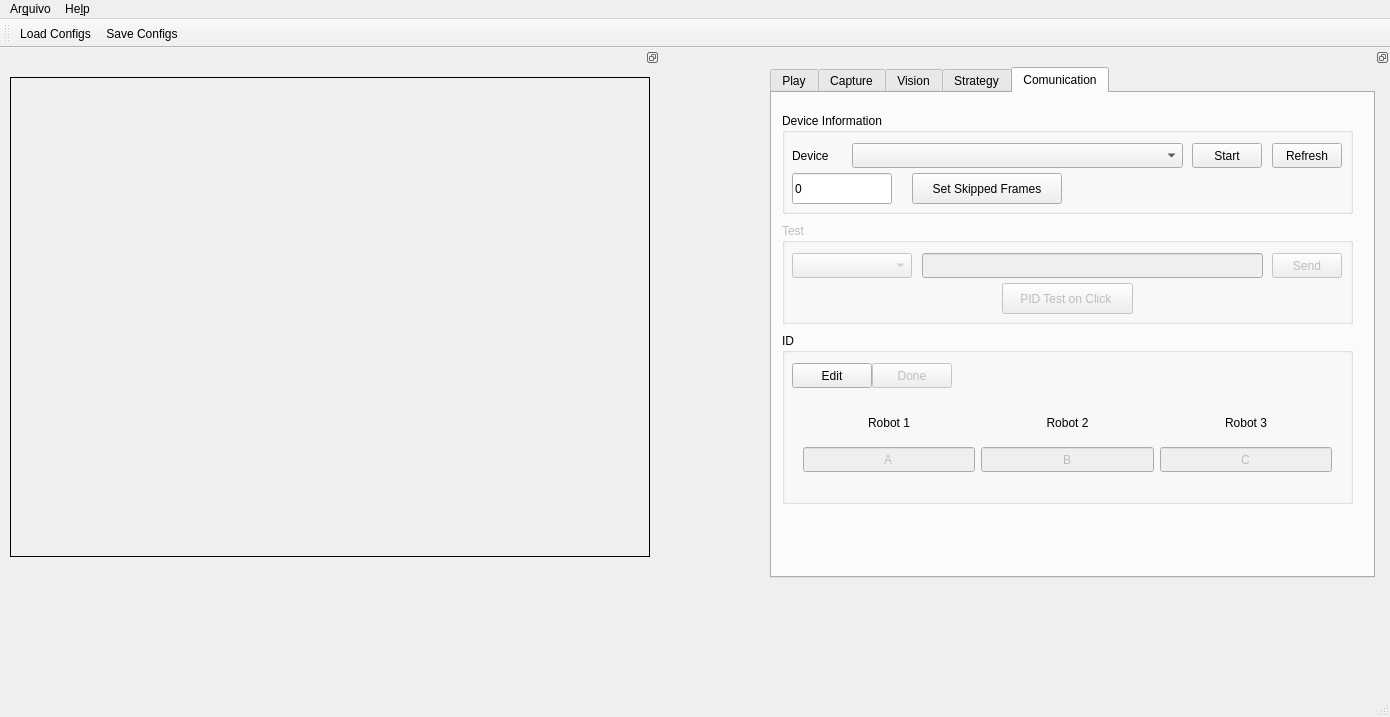
PEQUI-MEC/PY-VSSS-INF, file interface/mainwindow.ui: the form before one commit.
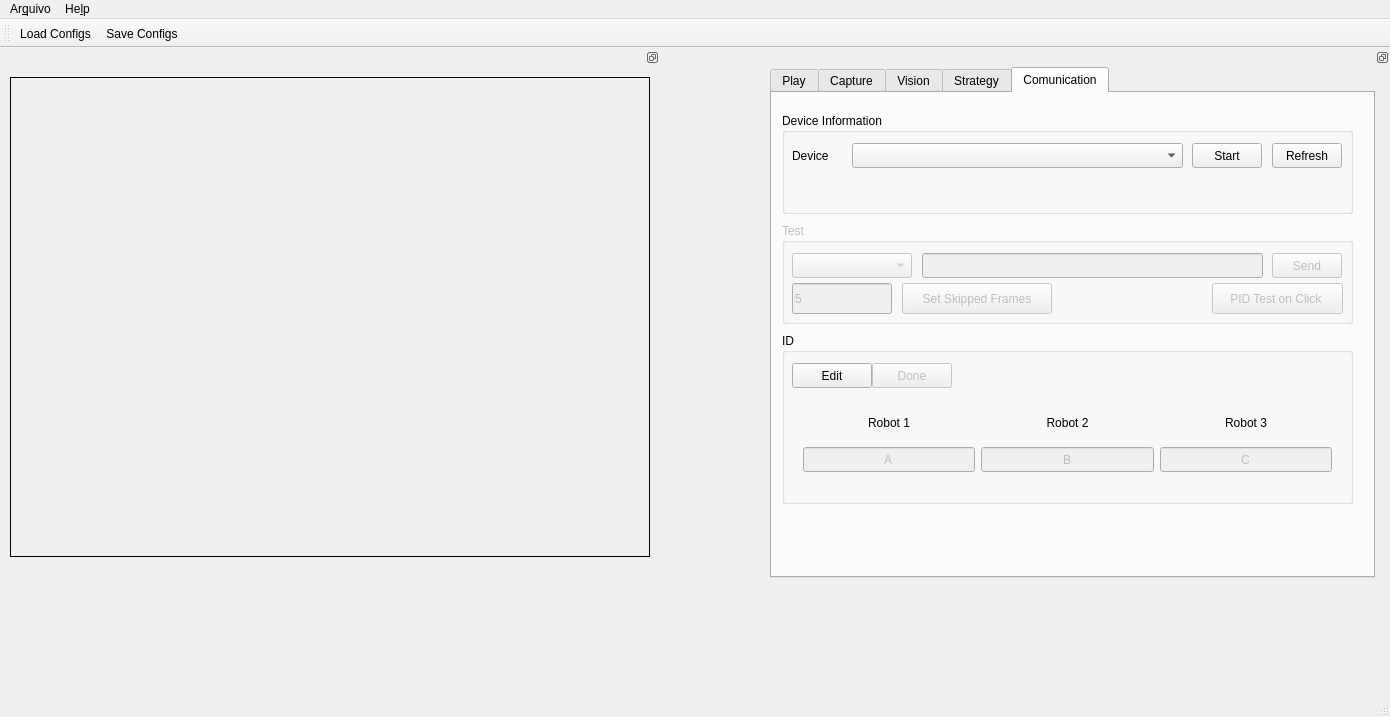
The form after the commit. The open tabs and pages were chosen to show the change. Icons and pictures are not drawn.

Commit message: Adiciona os skippedFrames

What changed in the file:
```diff
--- a/interface/mainwindow.ui
+++ b/interface/mainwindow.ui
@@ -7749,7 +7749,7 @@
         </property>
         <property name="geometry">
          <rect>
-          <x>220</x>
+          <x>430</x>
           <y>60</y>
           <width>131</width>
           <height>31</height>
@@ -7759,6 +7759,56 @@
          <string>PID Test on Click </string>
         </property>
        </widget>
+       <widget class="QLineEdit" name="lineEditControlSerialSetSkippedFrames">
+        <property name="geometry">
+         <rect>
+          <x>10</x>
+          <y>60</y>
+          <width>100</width>
+          <height>31</height>
+         </rect>
+        </property>
+        <property name="minimumSize">
+         <size>
+          <width>100</width>
+          <height>0</height>
+         </size>
+        </property>
+        <property name="maximumSize">
+         <size>
+          <width>300</width>
+          <height>16777215</height>
+         </size>
+        </property>
+        <property name="text">
+         <string>5</string>
+        </property>
+       </widget>
+       <widget class="QPushButton" name="pushButtonControlSerialSetSkippedFrames">
+        <property name="geometry">
+         <rect>
+          <x>120</x>
+          <y>60</y>
+          <width>150</width>
+          <height>31</height>
+         </rect>
+        </property>
+        <property name="minimumSize">
+         <size>
+          <width>150</width>
+          <height>25</height>
+         </size>
+        </property>
+        <property name="maximumSize">
+         <size>
+          <width>100</width>
+          <height>40</height>
+         </size>
+        </property>
+        <property name="text">
+         <string>Set Skipped Frames</string>
+        </property>
+       </widget>
       </widget>
       <widget class="QGroupBox" name="groupBoxRobotID">
        <property name="geometry">
@@ -8100,56 +8150,6 @@
          <string>Start</string>
         </property>
        </widget>
-       <widget class="QLineEdit" name="lineEditControlSerialSetSkippedFrames">
-        <property name="geometry">
-         <rect>
-          <x>10</x>
-          <y>60</y>
-          <width>100</width>
-          <height>31</height>
-         </rect>
-        </property>
-        <property name="minimumSize">
-         <size>
-          <width>100</width>
-          <height>0</height>
-         </size>
-        </property>
-        <property name="maximumSize">
-         <size>
-          <width>300</width>
-          <height>16777215</height>
-         </size>
-        </property>
-        <property name="text">
-         <string>0</string>
-        </property>
-       </widget>
-       <widget class="QPushButton" name="pushButtonControlSerialSetSkippedFrames">
-        <property name="geometry">
-         <rect>
-          <x>130</x>
-          <y>60</y>
-          <width>150</width>
-          <height>31</height>
-         </rect>
-        </property>
-        <property name="minimumSize">
-         <size>
-          <width>150</width>
-          <height>25</height>
-         </size>
-        </property>
-        <property name="maximumSize">
-         <size>
-          <width>100</width>
-          <height>40</height>
-         </size>
-        </property>
-        <property name="text">
-         <string>Set Skipped Frames</string>
-        </property>
-       </widget>
       </widget>
      </widget>
     </widget>
```
Left out of the diff: 4 changed lines with no effect on the pictures. The commit also changes 2 other files.
